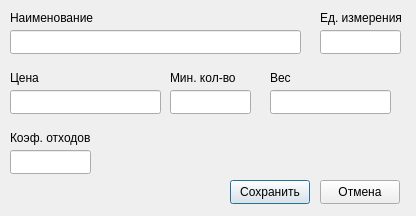
Old version of the form sources/gui/addmaterialdialog.ui in the repository Keqy/Matterhorn-materials.
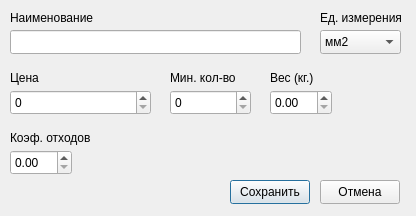
New version of the form. Icons and pictures are not drawn.

Commit message: refactor: Refactor addMaterialDialog and materialsWindow gui components

Patch:
```diff
--- a/sources/gui/addmaterialdialog.ui
+++ b/sources/gui/addmaterialdialog.ui
@@ -27,56 +27,6 @@
     </rect>
    </property>
   </widget>
-  <widget class="QLineEdit" name="measureLine">
-   <property name="geometry">
-    <rect>
-     <x>320</x>
-     <y>30</y>
-     <width>81</width>
-     <height>24</height>
-    </rect>
-   </property>
-  </widget>
-  <widget class="QLineEdit" name="costPriceLine">
-   <property name="geometry">
-    <rect>
-     <x>10</x>
-     <y>90</y>
-     <width>151</width>
-     <height>24</height>
-    </rect>
-   </property>
-  </widget>
-  <widget class="QLineEdit" name="minAmountLine">
-   <property name="geometry">
-    <rect>
-     <x>170</x>
-     <y>90</y>
-     <width>81</width>
-     <height>24</height>
-    </rect>
-   </property>
-  </widget>
-  <widget class="QLineEdit" name="weightLine">
-   <property name="geometry">
-    <rect>
-     <x>270</x>
-     <y>90</y>
-     <width>121</width>
-     <height>24</height>
-    </rect>
-   </property>
-  </widget>
-  <widget class="QLineEdit" name="wasteRateLine">
-   <property name="geometry">
-    <rect>
-     <x>10</x>
-     <y>150</y>
-     <width>81</width>
-     <height>24</height>
-    </rect>
-   </property>
-  </widget>
   <widget class="QLabel" name="label">
    <property name="geometry">
     <rect>
@@ -134,12 +84,12 @@
     <rect>
      <x>270</x>
      <y>70</y>
-     <width>21</width>
+     <width>51</width>
      <height>16</height>
     </rect>
    </property>
    <property name="text">
-    <string>Вес</string>
+    <string>Вес (кг.)</string>
    </property>
   </widget>
   <widget class="QLabel" name="label_6">
@@ -197,6 +147,106 @@
     <string/>
    </property>
   </widget>
+  <widget class="QComboBox" name="measureBox">
+   <property name="geometry">
+    <rect>
+     <x>320</x>
+     <y>30</y>
+     <width>81</width>
+     <height>24</height>
+    </rect>
+   </property>
+   <property name="currentText">
+    <string>мм2</string>
+   </property>
+   <item>
+    <property name="text">
+     <string>мм2</string>
+    </property>
+   </item>
+   <item>
+    <property name="text">
+     <string>мм</string>
+    </property>
+   </item>
+   <item>
+    <property name="text">
+     <string>см2</string>
+    </property>
+   </item>
+   <item>
+    <property name="text">
+     <string>см</string>
+    </property>
+   </item>
+  </widget>
+  <widget class="QDoubleSpinBox" name="wasteRateBox">
+   <property name="geometry">
+    <rect>
+     <x>10</x>
+     <y>150</y>
+     <width>62</width>
+     <height>25</height>
+    </rect>
+   </property>
+   <property name="stepType">
+    <enum>QAbstractSpinBox::StepType::AdaptiveDecimalStepType</enum>
+   </property>
+  </widget>
+  <widget class="QDoubleSpinBox" name="weightBox">
+   <property name="geometry">
+    <rect>
+     <x>270</x>
+     <y>90</y>
+     <width>62</width>
+     <height>25</height>
+    </rect>
+   </property>
+   <property name="stepType">
+    <enum>QAbstractSpinBox::StepType::AdaptiveDecimalStepType</enum>
+   </property>
+  </widget>
+  <widget class="QSpinBox" name="minAmountBox">
+   <property name="geometry">
+    <rect>
+     <x>170</x>
+     <y>90</y>
+     <width>81</width>
+     <height>25</height>
+    </rect>
+   </property>
+   <property name="maximum">
+    <number>2147483647</number>
+   </property>
+   <property name="stepType">
+    <enum>QAbstractSpinBox::StepType::DefaultStepType</enum>
+   </property>
+  </widget>
+  <widget class="QSpinBox" name="priceBox">
+   <property name="geometry">
+    <rect>
+     <x>10</x>
+     <y>90</y>
+     <width>141</width>
+     <height>25</height>
+    </rect>
+   </property>
+   <property name="wrapping">
+    <bool>false</bool>
+   </property>
+   <property name="frame">
+    <bool>true</bool>
+   </property>
+   <property name="buttonSymbols">
+    <enum>QAbstractSpinBox::ButtonSymbols::UpDownArrows</enum>
+   </property>
+   <property name="maximum">
+    <number>2147483647</number>
+   </property>
+   <property name="singleStep">
+    <number>100</number>
+   </property>
+  </widget>
  </widget>
  <resources>
   <include location="../../resources/resources.qrc"/>
```
The commit also changes 4 other files.
